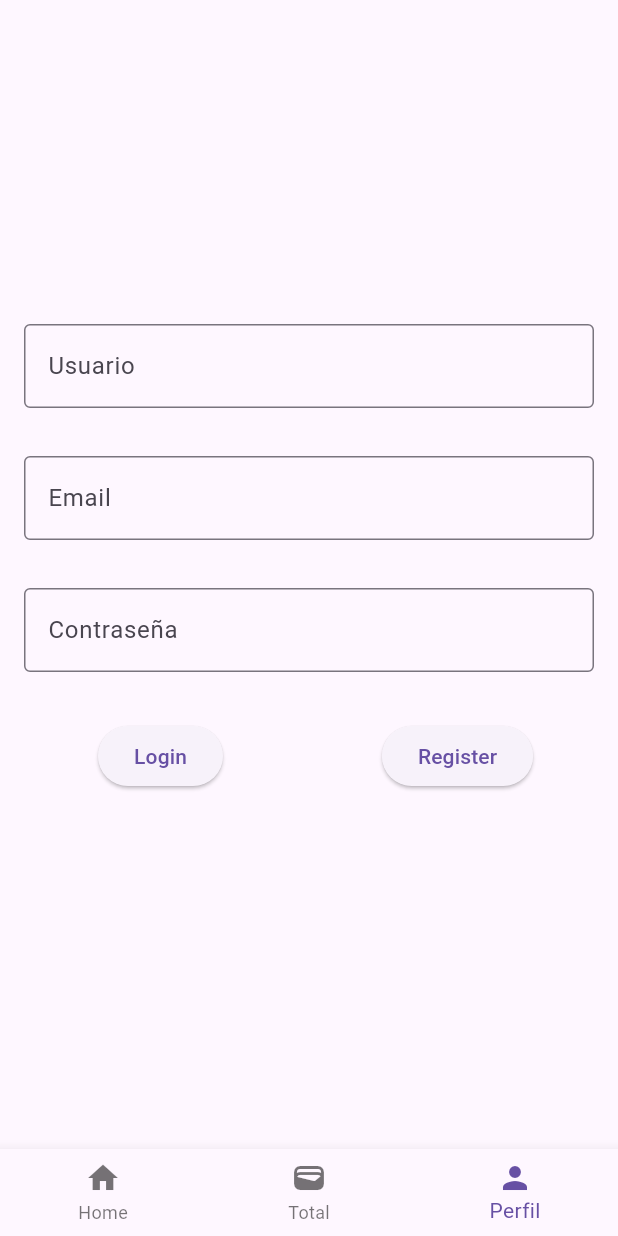
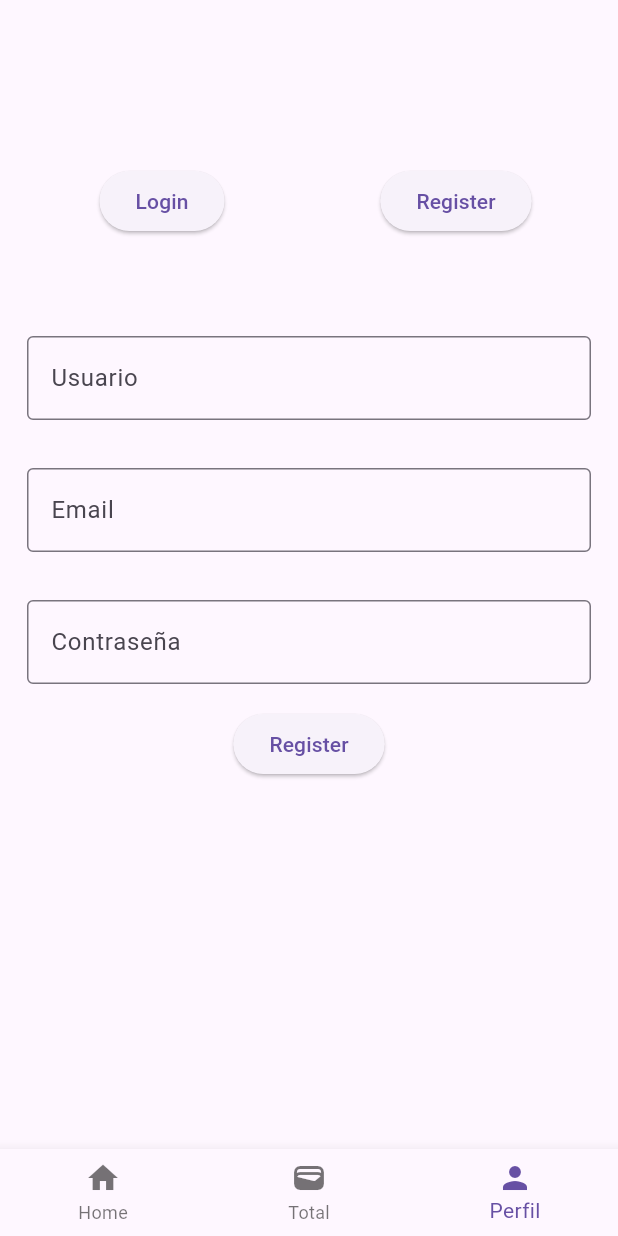
Before and after one commit to SergiPaz17/App-gestion-ventas, a Flutter app: the userlogin screen opened by its route, on a phone screen of 412 x 824 dp. Run offline on Flutter 3.47's test engine with Material 3 defaults, Android fonts, the phone set to English and light mode, and no system bars; our stand-ins replace firebase_core, supabase, supabase_flutter; accounts and stored records are empty.

Commit message:
Añadido dos botes para poder cambiar entre login y usuario

```diff
--- a/app/lib/userlogin.dart
+++ b/app/lib/userlogin.dart
@@ -60,6 +60,8 @@ class _userlogin extends State<userlogin> {
   String password = "";
   String usuario = "";
 
+  bool islogin = false;
+
   @override
   void initState() {
     super.initState();
@@ -77,10 +79,46 @@ class _userlogin extends State<userlogin> {
         key: _formKey,
         child:
         Padding(
-          padding: const EdgeInsets.symmetric(horizontal: 8, vertical: 200),
+          padding: const EdgeInsets.symmetric(horizontal: 10, vertical: 60),
           child: Column(
             crossAxisAlignment: CrossAxisAlignment.center,
             children: [
+              Row(
+                children: <Widget>[
+                  Expanded(child:
+                  Padding(
+                padding:
+                    const EdgeInsets.symmetric(horizontal: 8, vertical: 50.0),
+                child: Center(
+                  child: ElevatedButton(
+                    onPressed: () {
+                      if(!islogin){
+                      changeIsLogin();
+                      }
+                    },
+                    child: const Text('Login'),
+                  ),
+                ),
+              ),),
+
+              Expanded(child:
+              Padding(
+                padding:
+                    const EdgeInsets.symmetric(horizontal: 1, vertical: 0),
+                child: Center(
+                  child: ElevatedButton(
+                    onPressed: () {
+                      if(islogin){
+                        changeIsLogin();
+                      }
+
+                    },
+                    child: const Text('Register'),
+                  ),
+                ),
+              ), )
+                ],
+              ),
 
               Padding(
                 padding:
@@ -131,34 +169,8 @@ class _userlogin extends State<userlogin> {
                 ),
               ),
 
-              Row(
-                children: <Widget>[
-                  Expanded(child:
-                  Padding(
-                padding:
-                    const EdgeInsets.symmetric(horizontal: 8, vertical: 16.0),
-                child: Center(
-                  child: ElevatedButton(
-                    onPressed: () {
-                      if (_formKey.currentState!.validate()) {
-                        // Navigate the user to the Home page
-                      } else {
-                        ScaffoldMessenger.of(context).showSnackBar(
-                          const SnackBar(content: Text('Por favor compruebe los campos')),
-                        );
-                      }
-                    },
-                    child: const Text('Login'),
-                  ),
-                ),
-              ),),
 
-              Expanded(child:
-              Padding(
-                padding:
-                    const EdgeInsets.symmetric(horizontal: 1, vertical: 0),
-                child: Center(
-                  child: ElevatedButton(
+              ElevatedButton(
                     onPressed: () {
                       if (_formKey.currentState!.validate()) {
                         _createUser();
@@ -170,13 +182,8 @@ class _userlogin extends State<userlogin> {
                         );
                       }
                     },
-                    child: const Text('Register'),
-                  ),
-                ),
-              ), )
-                ],
-              ),
-            ],
+                    child: islogin ?  const Text('Login') : const Text('Register'),
+          )],
           ),
         ),
       ),        //Botones de navegacion de la parte de abajo de la app, Home, Total and Ajustes
@@ -224,4 +231,10 @@ class _userlogin extends State<userlogin> {
 
 
   }
+
+     void changeIsLogin(){
+      setState(() {
+       islogin = !islogin;
+       });
+    }
 }
```
